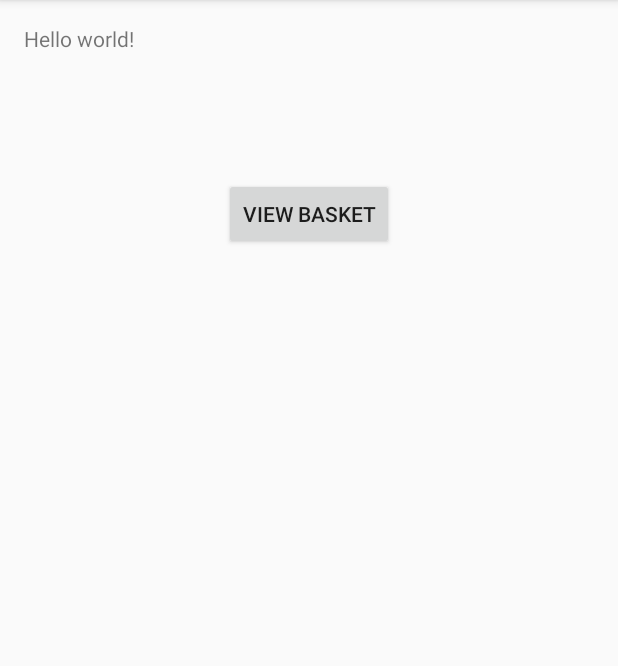
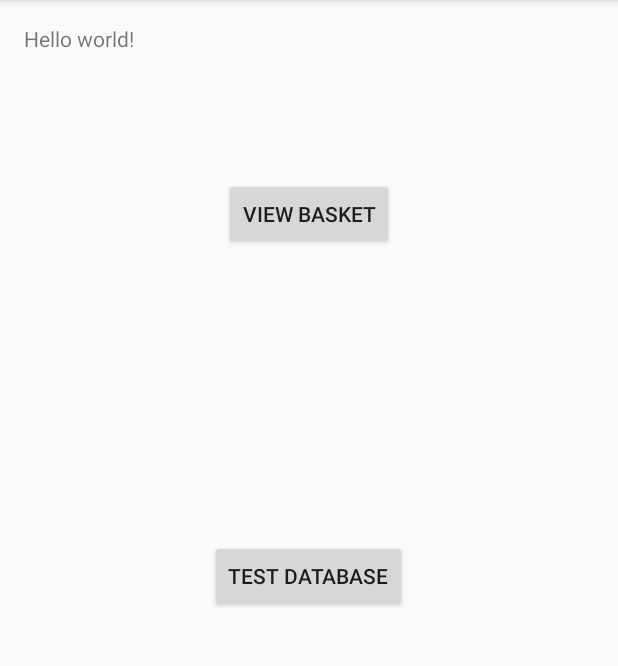
Before and after one commit to hakims/Alchemy, an Android app: the screen it shows after launch (HomePage), on a phone screen of 412 x 824 dp, the part 84-750 px from its top. Run offline under Robolectric (Android 15) with nearby library versions, the phone set to English and light mode, and no system bars.

Commit message:
Fixed some basic functionality of the Database

```diff
--- a/app/src/main/java/com/dev/foundingfourfathers/alchemy/HomePage.java
+++ b/app/src/main/java/com/dev/foundingfourfathers/alchemy/HomePage.java
@@ -7,16 +7,24 @@ import android.view.Menu;
 import android.view.MenuItem;
 import android.view.View;
 import android.widget.Button;
+import android.widget.Toast;
+
+import java.util.List;
 
 
 public class HomePage extends ActionBarActivity {
 
+    AlchemyDB database;
     private Button next;
+    private Button dbTest;
 
     @Override
     protected void onCreate(Bundle savedInstanceState) {
         super.onCreate(savedInstanceState);
         setContentView(R.layout.activity_home_page);
+
+        database = new AlchemyDB(getApplicationContext());
+
 
         next = (Button) findViewById(R.id.b_toBasket);
         next.setOnClickListener(new View.OnClickListener() {
@@ -24,6 +32,20 @@ public class HomePage extends ActionBarActivity {
             public void onClick(View view) {
                 Intent myIntent = new Intent(view.getContext(), BasketPage.class);
                 startActivityForResult(myIntent, 0);
+            }
+        });
+
+
+        dbTest = (Button) findViewById(R.id.b_dbTest);
+        dbTest.setOnClickListener(new View.OnClickListener() {
+            @Override
+            public void onClick(View view) {
+                database.insertAlcohol("Absolut Vodka");
+                String temp = database.getAllAlcohols();
+
+
+                Toast.makeText(getApplicationContext(),"First thing in alcohol list is: " + temp, Toast.LENGTH_LONG).show();
+
             }
         });
     }
--- a/app/src/main/res/layout/activity_home_page.xml
+++ b/app/src/main/res/layout/activity_home_page.xml
@@ -18,4 +18,12 @@
         android:layout_centerHorizontal="true"
         android:layout_marginTop="83dp" />
 
+    <Button
+        android:layout_width="wrap_content"
+        android:layout_height="wrap_content"
+        android:text="Test Database"
+        android:id="@+id/b_dbTest"
+        android:layout_centerVertical="true"
+        android:layout_centerHorizontal="true" />
+
 </RelativeLayout>
```
Also changed, not shown: app/src/main/java/com/dev/foundingfourfathers/alchemy/AlchemyDB.java (+78 -8 lines).
